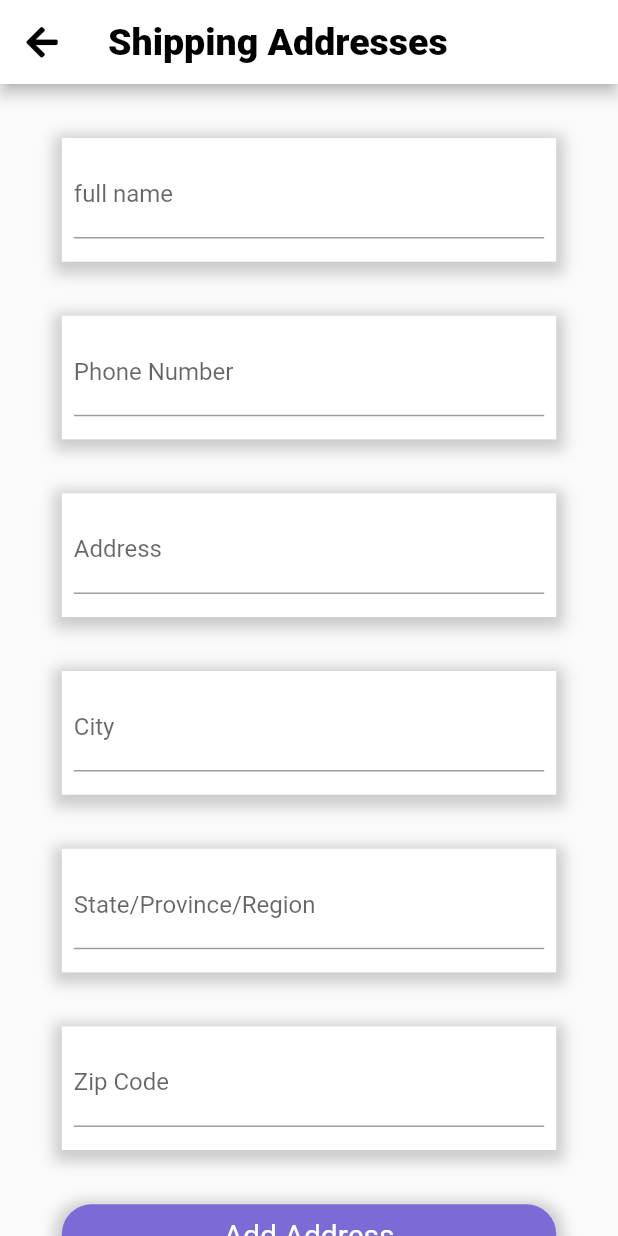
After one commit to raghavguptaeng/kawaii, a Flutter app: the Address screen opened directly, after a tap on an icon or button, on a phone screen of 412 x 824 dp. The commit adds this screen. Run offline on Flutter 3.47's test engine with Material 2 defaults, Android fonts, the phone set to English and light mode, and no system bars; our stand-ins replace cloud_firestore, firebase_auth, firebase_core, font_awesome_flutter; accounts and stored records are empty; Roboto replaces fonts that are missing (Metropolis).

Commit message:
Order,Address Screen Added

```diff
--- a/lib/Screens/HomeScreens/Profile.dart
+++ b/lib/Screens/HomeScreens/Profile.dart
@@ -3,6 +3,8 @@ import 'package:firebase_auth/firebase_auth.dart';
 import 'package:flutter/cupertino.dart';
 import 'package:flutter/material.dart';
 import 'package:kawaii/Screens/Auth/Login.dart';
+import 'package:kawaii/Screens/User/AddorEditAddress.dart';
+import 'package:kawaii/Screens/User/orders.dart';
 import 'package:url_launcher/url_launcher.dart';
 
 import '../../constants.dart';
@@ -26,7 +28,7 @@ class _ProfileState extends State<Profile> {
           TopProfileSection(),
           GestureDetector(
             onTap: (){
-              //Navigator.pushNamed(context, Orders.id);
+              Navigator.pushNamed(context, Orders.id);
             },
             child: ProfileCards(
               name: "My Orders",
@@ -34,8 +36,8 @@ class _ProfileState extends State<Profile> {
           ),
           GestureDetector(
             onTap: () {
-              // Navigator.push(context,
-              //     MaterialPageRoute(builder: (context) => Address(add: false)));
+              Navigator.push(context,
+                  MaterialPageRoute(builder: (context) => Address(add: false)));
             },
             child: ProfileCards(
               name: "Shipping Addresses",
--- /dev/null
+++ b/lib/Screens/User/AddorEditAddress.dart
@@ -0,0 +1,300 @@
+import 'package:cloud_firestore/cloud_firestore.dart';
+import 'package:cloud_firestore/cloud_firestore.dart';
+import 'package:firebase_auth/firebase_auth.dart';
+import 'package:flutter/material.dart';
+import 'package:font_awesome_flutter/font_awesome_flutter.dart';
+import 'package:kawaii/constants.dart';
+
+class Address extends StatelessWidget {
+  bool add;
+  Address({required this.add});
+  String name = 'Raghav Gupta';
+  String address =
+      'pkt - B8, plot number 75/76 , first Floor , sector - 11 , rohini , Delhi';
+  String city = 'Delhi';
+  String state = 'Delhi';
+  String zip = "110085";
+  String number = '9582079619';
+  @override
+  Widget build(BuildContext context) {
+    if (add) {
+      return Scaffold(
+        appBar: AppBar(
+          title: Text(
+            "Shipping Addresses",
+            style: LoginFontStyle.copyWith(color: Colors.black, fontSize: 25),
+          ),
+          backgroundColor: Colors.white,
+          leading: GestureDetector(
+              onTap: () {
+                Navigator.pop(context);
+              },
+              child: Icon(
+                FontAwesomeIcons.arrowLeft,
+                color: Colors.black,
+              )),
+        ),
+        body: SingleChildScrollView(
+          physics: BouncingScrollPhysics(),
+          child: Container(
+            height: MediaQuery.of(context).size.height,
+            child: Column(
+              mainAxisAlignment: MainAxisAlignment.spaceEvenly,
+              children: [
+                Center(
+                  child: Container(
+                    decoration: cardDecoration.copyWith(
+                        borderRadius: BorderRadius.zero),
+                    padding: const EdgeInsets.all(8.0),
+                    height: MediaQuery.of(context).size.height * 0.1,
+                    width: MediaQuery.of(context).size.width * 0.8,
+                    child: TextField(
+                      onChanged: (value) {
+                        name = value;
+                      },
+                      decoration: InputDecoration(labelText: "full name"),
+                    ),
+                  ),
+                ),
+                Center(
+                  child: Container(
+                    decoration: cardDecoration.copyWith(
+                        borderRadius: BorderRadius.zero),
+                    padding: const EdgeInsets.all(8.0),
+                    height: MediaQuery.of(context).size.height * 0.1,
+                    width: MediaQuery.of(context).size.width * 0.8,
+                    child: TextField(
+                      keyboardType: TextInputType.phone,
+                      onChanged: (value) {
+                        number = value;
+                      },
+                      decoration: InputDecoration(labelText: "Phone Number"),
+                    ),
+                  ),
+                ),
+                Center(
+                  child: Container(
+                    decoration: cardDecoration.copyWith(
+                        borderRadius: BorderRadius.zero),
+                    padding: const EdgeInsets.all(8.0),
+                    height: MediaQuery.of(context).size.height * 0.1,
+                    width: MediaQuery.of(context).size.width * 0.8,
+                    child: TextField(
+                      onChanged: (value) {
+                        address = value;
+                      },
+                      decoration: InputDecoration(labelText: "Address"),
+                    ),
+                  ),
+                ),
+                Center(
+                  child: Container(
+                    decoration: cardDecoration.copyWith(
+                        borderRadius: BorderRadius.zero),
+                    padding: const EdgeInsets.all(8.0),
+                    height: MediaQuery.of(context).size.height * 0.1,
+                    width: MediaQuery.of(context).size.width * 0.8,
+                    child: TextField(
+                      onChanged: (value) {
+                        city = value;
+                      },
+                      decoration: InputDecoration(labelText: "City"),
+                    ),
+                  ),
+                ),
+                Center(
+                  child: Container(
+                    decoration: cardDecoration.copyWith(
+                        borderRadius: BorderRadius.zero),
+                    padding: const EdgeInsets.all(8.0),
+                    height: MediaQuery.of(context).size.height * 0.1,
+                    width: MediaQuery.of(context).size.width * 0.8,
+                    child: TextField(
+                      onChanged: (value) {
+                        state = value;
+                      },
+                      decoration:
+                          InputDecoration(labelText: "State/Province/Region"),
+                    ),
+                  ),
+                ),
+                Center(
+                  child: Container(
+                    decoration: cardDecoration.copyWith(
+                        borderRadius: BorderRadius.zero),
+                    padding: const EdgeInsets.all(8.0),
+                    height: MediaQuery.of(context).size.height * 0.1,
+                    width: MediaQuery.of(context).size.width * 0.8,
+                    child: TextField(
+                      keyboardType: TextInputType.number,
+                      onChanged: (value) {
+                        zip = value;
+                      },
+                      decoration: InputDecoration(
+                        labelText: "Zip Code",
+                      ),
+                    ),
+                  ),
+                ),
+                GestureDetector(
+                  child: Container(
+                    height: MediaQuery.of(context).size.height * 0.05,
+                    width: MediaQuery.of(context).size.width * 0.8,
+                    decoration: BoxDecoration(
+                      color: LoginColor,
+                      borderRadius: BorderRadius.circular(20),
+                      boxShadow: [
+                        BoxShadow(
+                          color: Colors.grey.withOpacity(0.5),
+                          spreadRadius: 5,
+                          blurRadius: 7,
+                          offset: Offset(0, 3), // changes position of shadow
+                        ),
+                      ],
+                    ),
+                    child: Center(
+                        child: Text(
+                      "Add Address",
+                      style: TextStyle(color: Colors.white, fontSize: 20),
+                    )),
+                  ),
+                  onTap: () {
+                    FirebaseFirestore.instance
+                        .collection('User')
+                        .doc(FirebaseAuth.instance.currentUser!.uid)
+                        .collection('Address')
+                        .doc()
+                        .set({
+                      'name': name,
+                      'number': number,
+                      'address': address,
+                      'zip': zip,
+                      'state': state,
+                      'city': city,
+                      'isSelected':false,
+                    });
+                    Navigator.pop(context);
+                  },
+                )
+              ],
+            ),
+          ),
+        ),
+      );
+    }
+    return Scaffold(
+      appBar: AppBar(
+        title: Text(
+          "Shipping Addresses",
+          style: LoginFontStyle.copyWith(color: Colors.black, fontSize: 25),
+        ),
+        backgroundColor: Colors.white,
+        leading: GestureDetector(
+            onTap: () {
+              Navigator.pop(context);
+            },
+            child: Icon(
+              FontAwesomeIcons.arrowLeft,
+              color: Colors.black,
+            )),
+      ),
+      body: Stack(
+        children: [
+          StreamBuilder<QuerySnapshot>(
+            stream: FirebaseFirestore.instance
+                .collection('User')
+                .doc(FirebaseAuth.instance.currentUser!.uid)
+                .collection('Address')
+                .snapshots(),
+            builder: (context, snapshot) {
+              var data = snapshot.data!.docs;
+              if(snapshot.connectionState == ConnectionState.waiting){
+                return CircularProgressIndicator();
+              }
+              if(snapshot.data!.docs.length==0)
+                return Center(child: Text("No Addresses Found",style: LoginFontStyle.copyWith(fontSize: 20,color: LoginColor),));
+              return ListView.builder(
+                itemCount: data.length,
+                itemBuilder: (context, index) {
+                  return Container(
+                    margin: EdgeInsets.all(10),
+                    padding: EdgeInsets.all(10),
+                    height: MediaQuery.of(context).size.height * 0.25,
+                    decoration: cardDecoration,
+                    child: Column(
+                      crossAxisAlignment: CrossAxisAlignment.start,
+                      mainAxisAlignment: MainAxisAlignment.spaceEvenly,
+                      children: [
+                        Row(
+                          mainAxisAlignment: MainAxisAlignment.spaceBetween,
+                          children: [
+                            Text(
+                              data[index]['name'],
+                              style:
+                              TextStyle(fontSize: 20, fontWeight: FontWeight.bold),
+                            ),
+                            GestureDetector(
+                                onTap: (){
+                                  FirebaseFirestore.instance.collection('User').doc(FirebaseAuth.instance.currentUser!.uid).collection('Address').doc(data[index].id).delete();
+                                },
+                                child: Icon(FontAwesomeIcons.trash,color: Colors.red,))
+                          ],
+                        ),
+                        Text(
+                          data[index]['number'],
+                          style: TextStyle(
+                            fontSize: 20,
+                          ),
+                        ),
+                        Text(data[index]['address'],style: TextStyle(
+                          fontSize: 20,
+                        ),),
+                        Row(
+                          children: [
+                            Text("Use as primary address :"),
+                            Checkbox(
+                              value:data[index]['isSelected'], onChanged: (bool? value) {
+                                for(int i=0 ; i<data.length ; ++i){
+                                  FirebaseFirestore.instance.collection('User').doc(FirebaseAuth.instance.currentUser!.uid).collection('Address').doc(data[i].id).update({
+                                    'isSelected':false
+                                  });
+                                }
+                              FirebaseFirestore.instance.collection('User').doc(FirebaseAuth.instance.currentUser!.uid).collection('Address').doc(data[index].id).update({
+                                'isSelected':value
+                              });
+                                Navigator.pop(context);
+                            } ,
+                            ),
+                          ],
+                        )
+                      ],
+                    ),
+                  );
+                },
+              );
+            },
+          ),
+          Padding(
+            padding: const EdgeInsets.all(10.0),
+            child: Align(
+              alignment: Alignment.bottomRight,
+              child: FloatingActionButton(
+                backgroundColor: Colors.black,
+                onPressed: (){
+                  Navigator.push(
+                    context,
+                    MaterialPageRoute(
+                      builder: (context) =>
+                          Address(add: true),
+                    ),
+                  );
+                },
+                child: Icon(FontAwesomeIcons.plus),
+              ),
+            ),
+          )
+        ],
+      )
+    );
+  }
+}
--- a/lib/main.dart
+++ b/lib/main.dart
@@ -3,6 +3,7 @@ import 'package:flutter/material.dart';
 import 'package:kawaii/Screens/Auth/Login.dart';
 import 'package:kawaii/Screens/HomeScreens/HomeScreen.dart';
 import 'package:kawaii/Screens/OpeningScreens/FirstOpeningScreen.dart';
+import 'package:kawaii/Screens/User/orders.dart';
 
 void main() async {
   WidgetsFlutterBinding.ensureInitialized();
@@ -20,6 +21,7 @@ class Init extends StatelessWidget {
         FirstScreen.id:(context)=>FirstScreen(),
         Login.id:(context)=>Login(),
         HomeScreen.id:(context)=>HomeScreen(),
+        Orders.id:(context)=>Orders()
       },
     );
   }
```
Also changed, not shown: lib/Screens/User/orderDetails.dart (added, +159 -0 lines), lib/Screens/User/orders.dart (added, +176 -0 lines).
